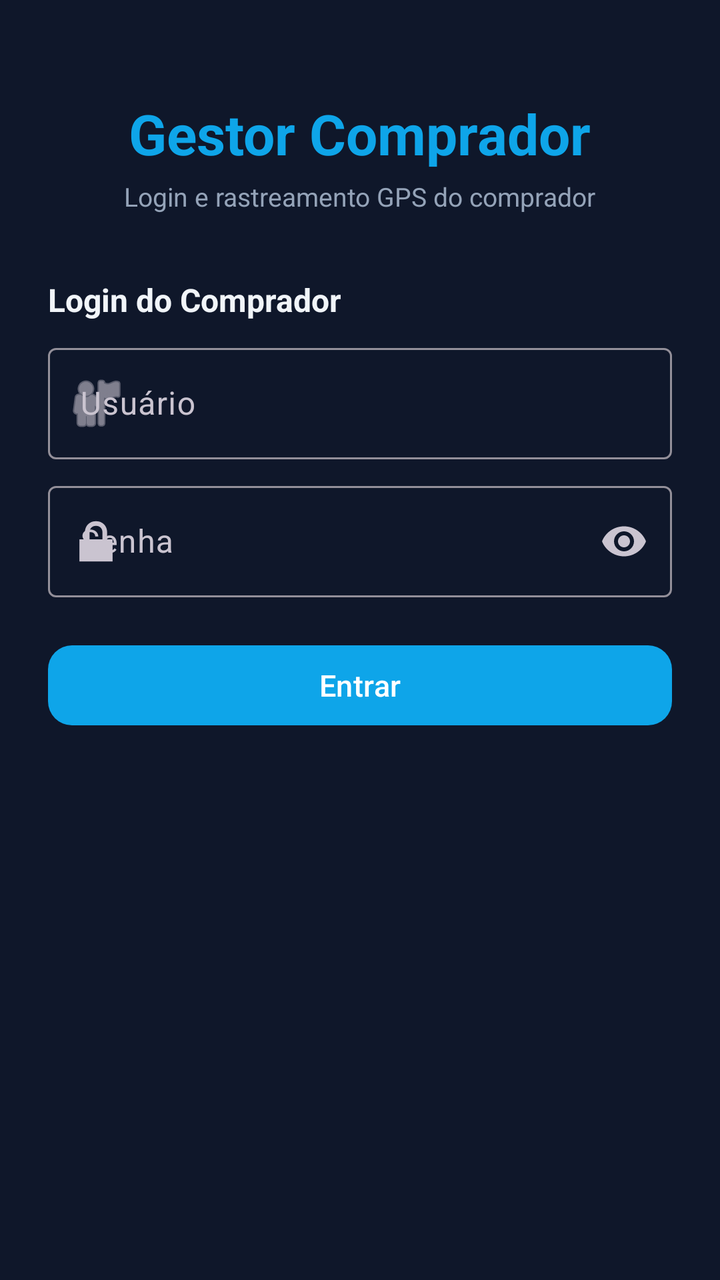
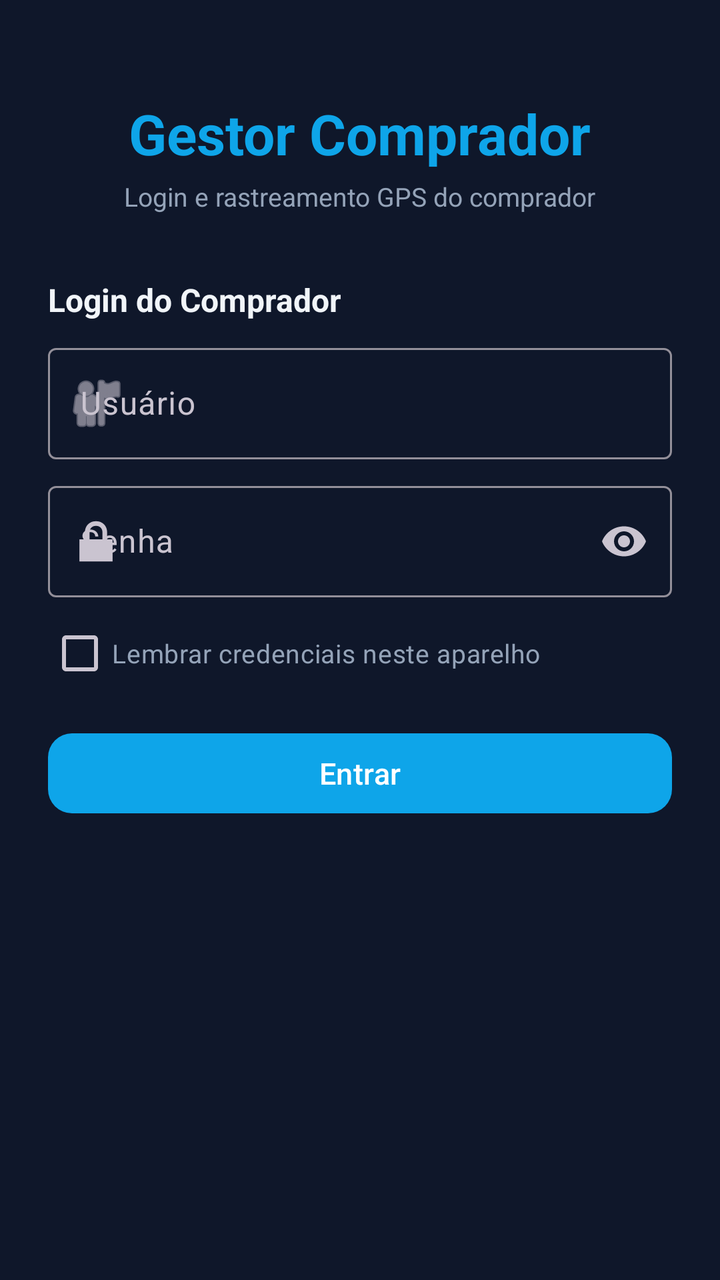

The first picture is an Android layout as it rendered before a commit; the second is the same layout after the commit. The layout source and the unified diff follow.
<!-- AndroidManifest.xml: application theme Theme.GestorComprador -->
<!-- res/layout/activity_main.xml -->
<?xml version="1.0" encoding="utf-8"?>
<ScrollView xmlns:android="http://schemas.android.com/apk/res/android"
    xmlns:app="http://schemas.android.com/apk/res-auto"
    android:layout_width="match_parent"
    android:layout_height="match_parent"
    android:background="@color/background"
    android:fillViewport="true">

    <LinearLayout
        android:layout_width="match_parent"
        android:layout_height="wrap_content"
        android:orientation="vertical"
        android:padding="24dp">

        <TextView
            android:layout_width="wrap_content"
            android:layout_height="wrap_content"
            android:layout_gravity="center_horizontal"
            android:layout_marginTop="24dp"
            android:text="@string/app_name"
            android:textColor="@color/primary"
            android:textSize="28sp"
            android:textStyle="bold" />

        <TextView
            android:id="@+id/tvSubtitle"
            android:layout_width="wrap_content"
            android:layout_height="wrap_content"
            android:layout_gravity="center_horizontal"
            android:layout_marginTop="4dp"
            android:text="Login e rastreamento GPS do comprador"
            android:textColor="@color/text_secondary"
            android:textSize="13sp" />

        
        <LinearLayout
            android:id="@+id/loginContainer"
            android:layout_width="match_parent"
            android:layout_height="wrap_content"
            android:layout_marginTop="32dp"
            android:orientation="vertical">

            <TextView
                android:layout_width="wrap_content"
                android:layout_height="wrap_content"
                android:text="@string/login_title"
                android:textColor="@color/text_primary"
                android:textSize="16sp"
                android:textStyle="bold" />

            <com.google.android.material.textfield.TextInputLayout
                android:layout_width="match_parent"
                android:layout_height="wrap_content"
                android:layout_marginTop="8dp"
                android:hint="@string/username"
                app:startIconDrawable="@android:drawable/ic_menu_myplaces">

                <com.google.android.material.textfield.TextInputEditText
                    android:id="@+id/etUsername"
                    android:layout_width="match_parent"
                    android:layout_height="wrap_content"
                    android:inputType="text"
                    android:importantForAutofill="no" />
            </com.google.android.material.textfield.TextInputLayout>

            <com.google.android.material.textfield.TextInputLayout
                android:layout_width="match_parent"
                android:layout_height="wrap_content"
                android:layout_marginTop="8dp"
                android:hint="@string/password"
                app:endIconMode="password_toggle"
                app:startIconDrawable="@android:drawable/ic_lock_lock">

                <com.google.android.material.textfield.TextInputEditText
                    android:id="@+id/etPassword"
                    android:layout_width="match_parent"
                    android:layout_height="wrap_content"
                    android:inputType="textPassword"
                    android:importantForAutofill="no" />
            </com.google.android.material.textfield.TextInputLayout>

            <com.google.android.material.button.MaterialButton
                android:id="@+id/btnLogin"
                android:layout_width="match_parent"
                android:layout_height="wrap_content"
                android:layout_marginTop="20dp"
                android:text="@string/login_btn"
                android:textSize="15sp"
                app:cornerRadius="12dp" />

            <TextView
                android:id="@+id/tvLoginError"
                android:layout_width="match_parent"
                android:layout_height="wrap_content"
                android:layout_marginTop="10dp"
                android:textColor="@color/danger"
                android:textSize="12sp"
                android:visibility="gone" />
        </LinearLayout>

        
        <LinearLayout
            android:id="@+id/dashboardContainer"
            android:layout_width="match_parent"
            android:layout_height="wrap_content"
            android:layout_marginTop="24dp"
            android:orientation="vertical"
            android:visibility="gone">

            <LinearLayout
                android:layout_width="match_parent"
                android:layout_height="wrap_content"
                android:background="@color/surface"
                android:orientation="vertical"
                android:padding="16dp">

                <TextView
                    android:id="@+id/tvUserInfo"
                    android:layout_width="wrap_content"
                    android:layout_height="wrap_content"
                    android:textColor="@color/text_primary"
                    android:textSize="16sp"
                    android:textStyle="bold" />

                <TextView
                    android:id="@+id/tvTrackingStatus"
                    android:layout_width="wrap_content"
                    android:layout_height="wrap_content"
                    android:layout_marginTop="6dp"
                    android:textColor="@color/text_secondary"
                    android:textSize="13sp" />
            </LinearLayout>

            
            <TextView
                android:layout_width="wrap_content"
                android:layout_height="wrap_content"
                android:layout_marginTop="20dp"
                android:text="📡 Rastreamento GPS"
                android:textColor="@color/text_primary"
                android:textSize="15sp"
                android:textStyle="bold" />

            <LinearLayout
                android:layout_width="match_parent"
                android:layout_height="wrap_content"
                android:layout_marginTop="12dp"
                android:background="@color/surface"
                android:orientation="vertical"
                android:padding="16dp">

                <TextView
                    android:id="@+id/tvLastLocation"
                    android:layout_width="wrap_content"
                    android:layout_height="wrap_content"
                    android:textColor="@color/text_primary"
                    android:textSize="14sp" />

                <TextView
                    android:id="@+id/tvLastUpdate"
                    android:layout_width="wrap_content"
                    android:layout_height="wrap_content"
                    android:layout_marginTop="4dp"
                    android:textColor="@color/text_secondary"
                    android:textSize="12sp" />

                <com.google.android.material.button.MaterialButton
                    android:id="@+id/btnToggleTracking"
                    android:layout_width="match_parent"
                    android:layout_height="wrap_content"
                    android:layout_marginTop="14dp"
                    android:text="@string/tracking_start" />
            </LinearLayout>

            
            <TextView
                android:layout_width="wrap_content"
                android:layout_height="wrap_content"
                android:layout_marginTop="20dp"
                android:text="🛒 Viagem de Compras"
                android:textColor="@color/text_primary"
                android:textSize="15sp"
                android:textStyle="bold" />

            <LinearLayout
                android:layout_width="match_parent"
                android:layout_height="wrap_content"
                android:layout_marginTop="12dp"
                android:background="@color/surface"
                android:orientation="vertical"
                android:padding="16dp">

                <TextView
                    android:id="@+id/tvTripStatus"
                    android:layout_width="wrap_content"
                    android:layout_height="wrap_content"
                    android:textColor="@color/text_secondary"
                    android:textSize="13sp" />

                <com.google.android.material.button.MaterialButton
                    android:id="@+id/btnToggleTrip"
                    android:layout_width="match_parent"
                    android:layout_height="wrap_content"
                    android:layout_marginTop="14dp"
                    android:text="@string/trip_start" />
            </LinearLayout>

            <com.google.android.material.button.MaterialButton
                android:id="@+id/btnLogout"
                android:layout_width="match_parent"
                android:layout_height="wrap_content"
                android:layout_marginTop="20dp"
                android:backgroundTint="@color/danger"
                android:text="@string/logout_btn" />
        </LinearLayout>

        <TextView
            android:id="@+id/tvGeneralError"
            android:layout_width="match_parent"
            android:layout_height="wrap_content"
            android:layout_marginTop="16dp"
            android:textColor="@color/danger"
            android:textSize="12sp"
            android:visibility="gone" />

    </LinearLayout>
</ScrollView>
<!-- resources referenced by this layout -->
<resources>
  <color name="background">#0f172a</color>
  <color name="danger">#ef4444</color>
  <color name="primary">#0ea5e9</color>
  <color name="surface">#1e293b</color>
  <color name="text_primary">#f1f5f9</color>
  <color name="text_secondary">#94a3b8</color>
  <string name="app_name">Gestor Comprador</string>
  <string name="login_btn">Entrar</string>
  <string name="login_title">Login do Comprador</string>
  <string name="logout_btn">Sair</string>
  <string name="password">Senha</string>
  <string name="tracking_start">Iniciar Rastreamento</string>
  <string name="trip_start">Iniciar Viagem</string>
  <string name="username">Usuário</string>
  <style name="Theme.GestorComprador" parent="Theme.Material3.Dark.NoActionBar">
          <item name="colorPrimary">@color/primary</item>
          <item name="colorOnPrimary">@color/white</item>
          <item name="colorSecondary">@color/accent</item>
          <item name="android:colorBackground">@color/background</item>
          <item name="android:statusBarColor">@color/background</item>
          <item name="android:navigationBarColor">@color/background</item>
      </style>
  <color name="white">#ffffff</color>
  <color name="accent">#22c55e</color>
</resources>

<!-- the commit's change to res/layout/activity_main.xml (unified diff, before → after) -->
@@ -79,11 +79,20 @@
                     android:importantForAutofill="no" />
             </com.google.android.material.textfield.TextInputLayout>
 
+            <com.google.android.material.checkbox.MaterialCheckBox
+                android:id="@+id/cbRemember"
+                android:layout_width="wrap_content"
+                android:layout_height="wrap_content"
+                android:layout_marginTop="4dp"
+                android:text="@string/remember_credentials"
+                android:textColor="@color/text_secondary"
+                android:textSize="13sp" />
+
             <com.google.android.material.button.MaterialButton
                 android:id="@+id/btnLogin"
                 android:layout_width="match_parent"
                 android:layout_height="wrap_content"
-                android:layout_marginTop="20dp"
+                android:layout_marginTop="12dp"
                 android:text="@string/login_btn"
                 android:textSize="15sp"
                 app:cornerRadius="12dp" />
<!-- resource entries referenced after the edit -->
@@ -11,6 +11,7 @@
   <string name="login_title">Login do Comprador</string>
   <string name="logout_btn">Sair</string>
   <string name="password">Senha</string>
+  <string name="remember_credentials">Lembrar credenciais neste aparelho</string>
   <string name="tracking_start">Iniciar Rastreamento</string>
   <string name="trip_start">Iniciar Viagem</string>
   <string name="username">Usuário</string>
